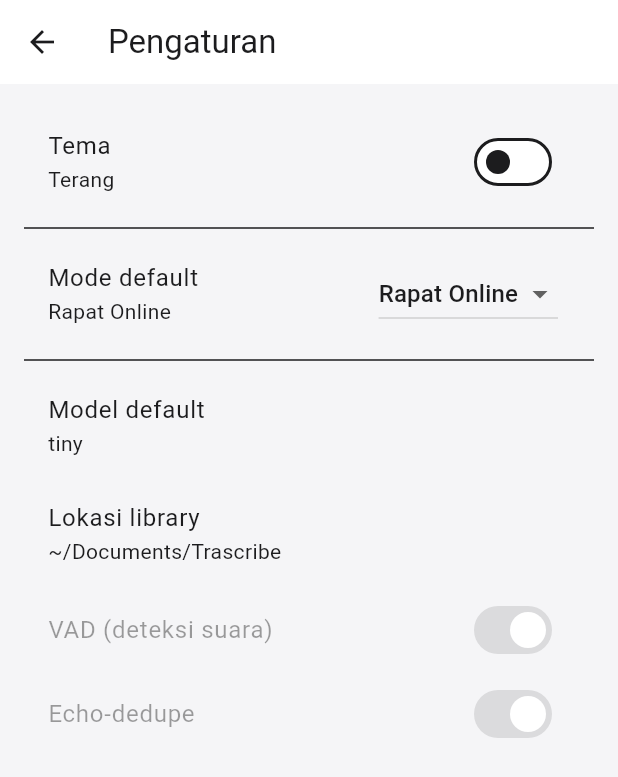
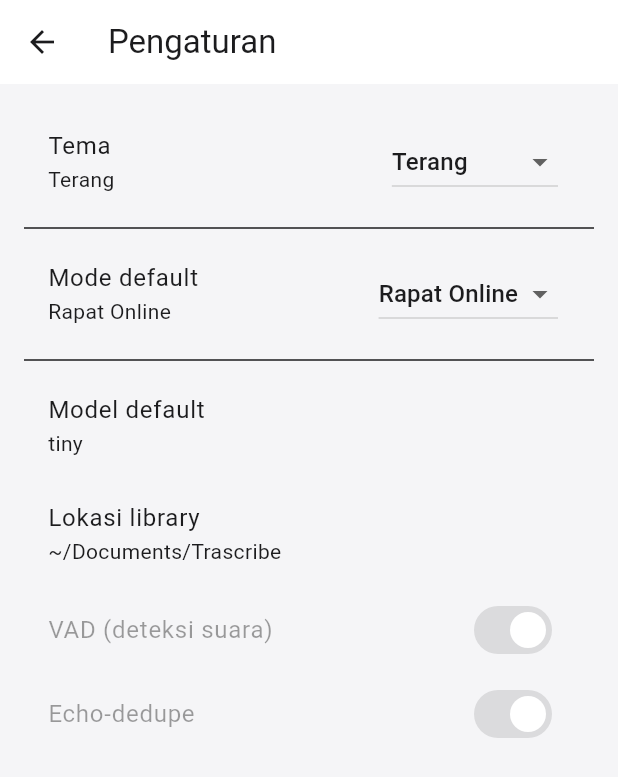
Before and after one commit to Trareon-com/Transcribe, a Flutter app: the SettingsScreen screen opened directly, on a phone screen of 412 x 824 dp. Shown: the top 777 px of the screen. Run offline on Flutter 3.47's test engine with Material 3 defaults, Android fonts, the phone set to English and light mode, and no system bars; our stand-ins replace file_picker, flutter_riverpod; missing offline and left inert: desktop_drop.

Commit message:
Add theme-follow-system option (Fase 9 painpoint)
- AppThemeMode gains .system, mapped to ThemeMode.system in main.dart
- Settings screen theme picker is now a 3-way dropdown (Terang/Gelap/Ikuti Sistem)
- flutter analyze clean, 18 tests passing

```diff
--- a/lib/main.dart
+++ b/lib/main.dart
@@ -29,7 +29,11 @@ class TrascribeApp extends ConsumerWidget {
       debugShowCheckedModeBanner: false,
       theme: AppTheme.light(),
       darkTheme: AppTheme.dark(),
-      themeMode: settings.theme == AppThemeMode.dark ? ThemeMode.dark : ThemeMode.light,
+      themeMode: switch (settings.theme) {
+        AppThemeMode.dark => ThemeMode.dark,
+        AppThemeMode.light => ThemeMode.light,
+        AppThemeMode.system => ThemeMode.system,
+      },
       home: firstRunComplete
           ? const MainScreen()
           : SetupWizardScreen(
--- a/lib/screens/settings_screen.dart
+++ b/lib/screens/settings_screen.dart
@@ -19,11 +19,15 @@ class SettingsScreen extends ConsumerWidget {
         children: [
           ListTile(
             title: const Text('Tema'),
-            subtitle: Text(settings.theme == AppThemeMode.dark ? 'Gelap' : 'Terang'),
-            trailing: Switch(
-              value: settings.theme == AppThemeMode.dark,
-              onChanged: (isDark) =>
-                  notifier.setTheme(isDark ? AppThemeMode.dark : AppThemeMode.light),
+            subtitle: Text(_themeLabel(settings.theme)),
+            trailing: DropdownButton<AppThemeMode>(
+              value: settings.theme,
+              items: AppThemeMode.values
+                  .map((m) => DropdownMenuItem(value: m, child: Text(_themeLabel(m))))
+                  .toList(),
+              onChanged: (theme) {
+                if (theme != null) notifier.setTheme(theme);
+              },
             ),
           ),
           const Divider(),
@@ -63,4 +67,10 @@ class SettingsScreen extends ConsumerWidget {
       ),
     );
   }
+
+  String _themeLabel(AppThemeMode theme) => switch (theme) {
+        AppThemeMode.light => 'Terang',
+        AppThemeMode.dark => 'Gelap',
+        AppThemeMode.system => 'Ikuti Sistem',
+      };
 }
--- a/lib/state/models.dart
+++ b/lib/state/models.dart
@@ -86,7 +86,7 @@ class VuLevel {
   const VuLevel({required this.micLevel, required this.speakerLevel});
 }
 
-enum AppThemeMode { light, dark }
+enum AppThemeMode { light, dark, system }
 
 class AppSettings {
   final AppThemeMode theme;
```
